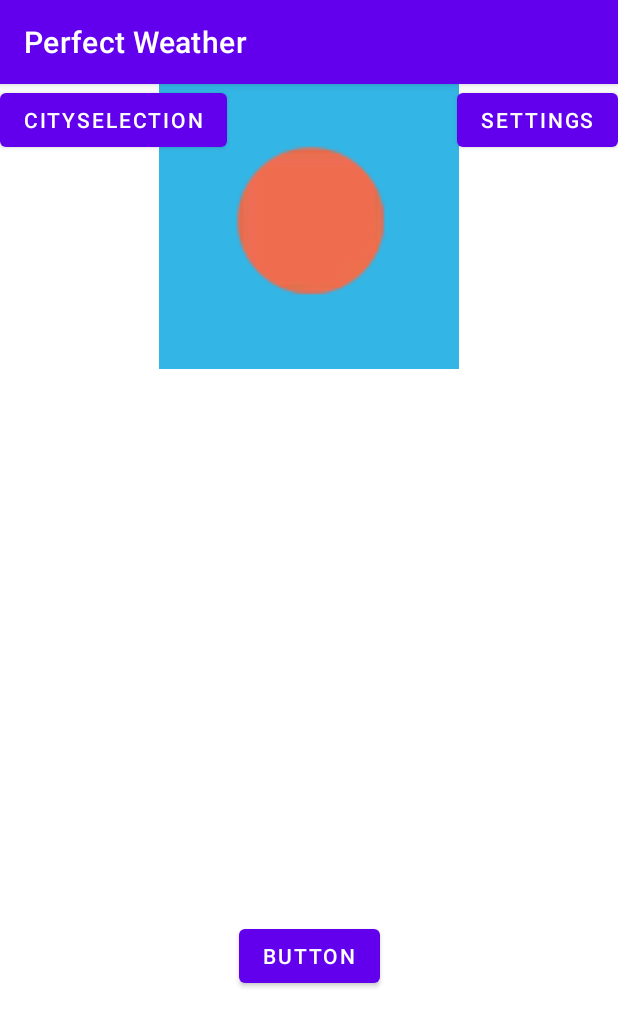
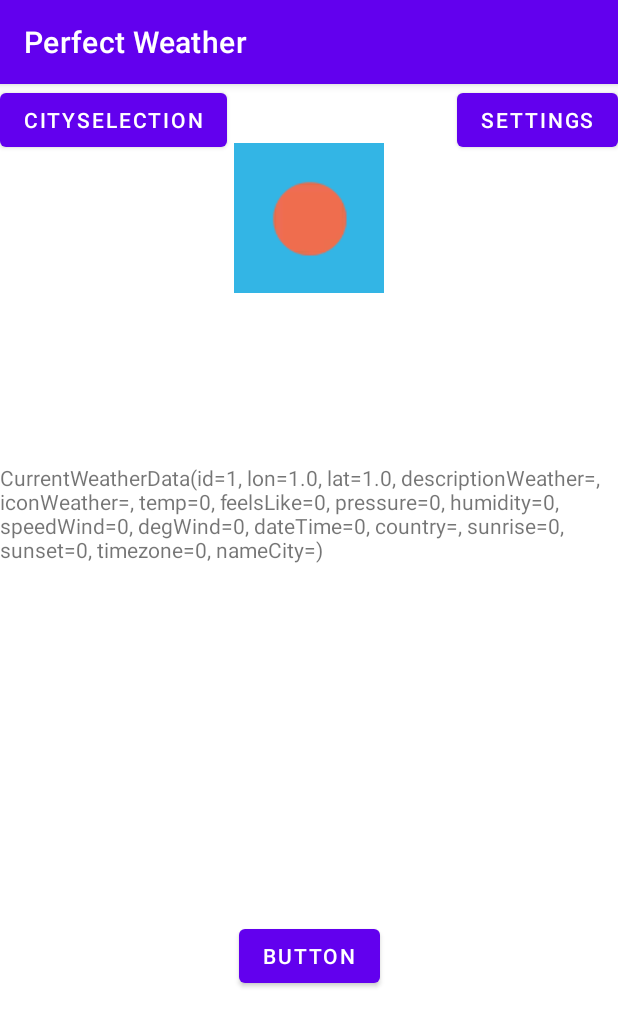
Before and after one commit to AlexSlivka/PerfectWeather, an Android app: the screen it shows after launch (MainActivity), on a phone screen of 412 x 824 dp. Shown: the top 1027 px of the screen. Run offline under Robolectric (Android 15) with nearby library versions, the phone set to English and light mode, and no system bars; our stand-ins replace data binding; pictures from the network do not load; 1 statement that could not run was skipped.

Commit message:
Добавлена Domain слой и модель данных.

```diff
--- a/app/build.gradle
+++ b/app/build.gradle
@@ -8,6 +8,7 @@ android {
     compileSdk 31
 
     buildFeatures {
+        viewBinding true
         dataBinding true
     }
 
--- /dev/null
+++ b/app/src/main/java/com/example/perfectweather/domain/CurrentWeatherData.kt
@@ -0,0 +1,79 @@
+package com.example.perfectweather.domain
+
+data class CurrentWeatherData(
+    val id: Long,
+    val lon: Float,
+    val lat: Float,
+    val descriptionWeather: String,
+    val iconWeather: String,
+    val temp: Int,
+    val feelsLike: Int,
+    val pressure: Int,
+    val humidity: Int,
+    val speedWind: Int,
+    val degWind: Int,
+    val dateTime: Long,
+    val country: String,
+    val sunrise: Long,
+    val sunset: Long,
+    val timezone: Int,
+    val nameCity: String
+)
+
+/*data class WeatherNowProperty
+    (
+    @Json(name = "coord") val coordinates: CoordRestModel,
+    @Json(name = "weather") val weatherNow: List<WeatherRestModel>,
+    @Json(name = "base") val base: String,
+    @Json(name = "main") val main: MainRestModel,
+    @Json(name = "visibility") val visibility: Int,
+    @Json(name = "wind") val wind: WindRestModel,
+    @Json(name = "clouds") val clouds: CloudsRestModel,
+    @Json(name = "dt") val dateTime: Long,
+    @Json(name = "sys") val sys: SysRestModel,
+    @Json(name = "id") val id: Long,
+    @Json(name = "timezone") val timezone: Int,
+    @Json(name = "name") val nameCity: String,
+    @Json(name = "cod") val cod: Int
+)
+*
+data class CoordRestModel(
+    @Json(name = "lon") val lon: Float,
+    @Json(name = "lat") val lat: Float
+)
+
+ data class WeatherRestModel(
+    @Json(name = "id") val id: Int,
+    @Json(name = "main") val main: String,
+    @Json(name = "description") val description: String,
+    @Json(name = "icon") val icon: String
+)
+
+data class MainRestModel(
+    @Json(name = "temp") val temp: Float,
+    @Json(name = "feels_like") val feelsLike: Float,
+    @Json(name = "temp_min") val tempMin: Float,
+    @Json(name = "temp_max") val tempMax: Float,
+    @Json(name = "pressure") val pressure: Int,
+    @Json(name = "humidity") val humidity: Int
+)
+
+data class WindRestModel(
+    @Json(name = "speed") val speed: Float,
+    @Json(name = "deg") val deg: Int
+)
+
+data class CloudsRestModel(
+    @Json(name = "all") val all: Int  //Облачность
+)
+
+data class SysRestModel(
+    @Json(name = "type") val type: Int,
+    @Json(name = "id") val id: Int,
+   // @Json(name = "message") val message: Double,
+    @Json(name = "country") val country: String,
+    @Json(name = "sunrise") val sunrise: Long,
+    @Json(name = "sunset") val sunset: Long
+)
+
+* */
--- a/app/src/main/java/com/example/perfectweather/network/entities/WeatherRestModel.kt
+++ b/app/src/main/java/com/example/perfectweather/network/entities/WeatherRestModel.kt
@@ -9,6 +9,7 @@ data class WeatherRestModel(
     @Json(name = "icon") val icon: String
 )
 
+
 /*
 "weather": [
     {
--- a/app/src/main/java/com/example/perfectweather/ui/MainFragment.kt
+++ b/app/src/main/java/com/example/perfectweather/ui/MainFragment.kt
@@ -6,16 +6,12 @@ import androidx.fragment.app.Fragment
 import android.view.LayoutInflater
 import android.view.View
 import android.view.ViewGroup
-import androidx.core.net.toUri
-import androidx.databinding.DataBinderMapperImpl
-import androidx.databinding.DataBindingUtil
 import androidx.lifecycle.Observer
 import androidx.navigation.findNavController
 import com.bumptech.glide.Glide
 import com.example.perfectweather.R
 import com.example.perfectweather.Util
 import com.example.perfectweather.databinding.MainFragmentBinding
-
 
 class MainFragment : Fragment() {
 
@@ -24,17 +20,15 @@ class MainFragment : Fragment() {
     }
 
     private lateinit var viewModel: MainViewModel
-    private lateinit var binding: MainFragmentBinding
+    private var _binding: MainFragmentBinding? = null
+    private val binding get() = _binding!!
 
     override fun onCreateView(
         inflater: LayoutInflater, container: ViewGroup?,
         savedInstanceState: Bundle?
     ): View? {
 
-       binding = DataBindingUtil.inflate(
-            inflater, R.layout.main_fragment, container, false
-        )
-
+        _binding = MainFragmentBinding.inflate(inflater, container, false)
 
         viewModel = ViewModelProvider(this).get(MainViewModel::class.java)
 
@@ -45,7 +39,7 @@ class MainFragment : Fragment() {
 
         viewModel.imageWeb.observe(viewLifecycleOwner, Observer { newImg ->
 
-            binding.textViewImg.text = newImg
+           binding.textViewImg.text = newImg
 
             //val imgUri = "http://openweathermap.org/img/wn/10d@2x.png".toUri()
 
@@ -53,11 +47,19 @@ class MainFragment : Fragment() {
                 .load(Util.convertIconToRDrawable(newImg))
                 .into(binding.imageViewMain)
 
-          // val  resim = "R.drawable.icon_" + "01d"
+            // val  resim = "R.drawable.icon_" + "01d"
 
-           // binding.imageViewMain.setImageResource(R.drawable.icon_ + 01d)
+            // binding.imageViewMain.setImageResource(R.drawable.icon_ + 01d)
 
         })
+
+        viewModel.currentWeather.observe(viewLifecycleOwner, Observer { newCur ->
+
+            binding.textView4.text = newCur.toString()
+
+
+        })
+
 
         binding.button.setOnClickListener { view: View ->
             view.findNavController().navigate(R.id.action_mainFragment_to_citySelectionFragment)
@@ -74,7 +76,7 @@ class MainFragment : Fragment() {
 
     override fun onActivityCreated(savedInstanceState: Bundle?) {
         super.onActivityCreated(savedInstanceState)
-    //    viewModel = ViewModelProvider(this).get(MainViewModel::class.java)
+        //    viewModel = ViewModelProvider(this).get(MainViewModel::class.java)
         // TODO: Use the ViewModel
     }
 
@@ -82,6 +84,9 @@ class MainFragment : Fragment() {
         viewModel.onCorrect()
     }
 
-
+    override fun onDestroyView() {
+        super.onDestroyView()
+        _binding = null
+    }
 
 }
--- a/app/src/main/java/com/example/perfectweather/ui/MainViewModel.kt
+++ b/app/src/main/java/com/example/perfectweather/ui/MainViewModel.kt
@@ -5,19 +5,27 @@ import androidx.lifecycle.LiveData
 import androidx.lifecycle.MutableLiveData
 import androidx.lifecycle.ViewModel
 import androidx.lifecycle.viewModelScope
+import com.example.perfectweather.domain.CurrentWeatherData
 import com.example.perfectweather.network.WeatherNowApi
+import com.example.perfectweather.network.entities.asDomainModel
 import kotlinx.coroutines.launch
 
 //DateUtils.formatElapsedTime
 
-private const val IMG_BASE_URL : String = "http://openweathermap.org/img/wn/"
-private const val IMG_BASE_URL_FINISH : String = "@2x.png"
+private const val IMG_BASE_URL: String = "http://openweathermap.org/img/wn/"
+private const val IMG_BASE_URL_FINISH: String = "@2x.png"
 
 class MainViewModel : ViewModel() {
 
-  /*  val currentTimeString = Transformations.map(currentTime) { time ->
-        DateUtils.formatElapsedTime(time)
-    }*/
+    /*  val currentTimeString = Transformations.map(currentTime) { time ->
+          DateUtils.formatElapsedTime(time)
+      }*/
+
+    // The current _currentWeather
+    private var _currentWeather = MutableLiveData<CurrentWeatherData>()
+
+    val currentWeather: LiveData<CurrentWeatherData>
+        get() = _currentWeather
 
     // The current _word
     private val _word = MutableLiveData<String>()
@@ -37,6 +45,26 @@ class MainViewModel : ViewModel() {
     init {
         _word.value = ""
         _imageWeb.value = ""
+        _currentWeather.value = CurrentWeatherData(
+            id = 1L,
+            lon = 1f,
+            lat = 1f,
+            descriptionWeather = "",
+            iconWeather = "",
+            temp = 0,
+            feelsLike = 0,
+            pressure = 0,
+            humidity = 0,
+            speedWind = 0,
+            degWind = 0,
+            dateTime = 0,
+            country = "",
+            sunrise = 0,
+            sunset = 0,
+            timezone = 0,
+            nameCity = ""
+        )
+
         Log.i("MainViewModel", "MainViewModel created!")
         resetList()
         onCorrect()
@@ -61,6 +89,7 @@ class MainViewModel : ViewModel() {
                 val listResult = WeatherNowApi.retrofitService.getProperties()
                 _word.value = "Success: $listResult Weather properties retrieved"
                 _imageWeb.value = listResult.weatherNow[0].icon
+                _currentWeather.value = listResult.asDomainModel()
             } catch (e: Exception) {
                 _word.value = "Failure: ${e.message}"
             }
--- a/app/src/main/res/layout/main_fragment.xml
+++ b/app/src/main/res/layout/main_fragment.xml
@@ -9,6 +9,16 @@
         android:id="@+id/constraintLayout"
         android:layout_width="match_parent"
         android:layout_height="match_parent">
+
+        <TextView
+            android:id="@+id/textView4"
+            android:layout_width="wrap_content"
+            android:layout_height="wrap_content"
+            android:text="TextView"
+            app:layout_constraintBottom_toTopOf="@+id/textView"
+            app:layout_constraintEnd_toEndOf="parent"
+            app:layout_constraintStart_toStartOf="parent"
+            app:layout_constraintTop_toBottomOf="@+id/textView_img" />
 
         <TextView
             android:id="@+id/textView"
@@ -58,8 +68,8 @@
 
         <ImageView
             android:id="@+id/imageView_main"
-            android:layout_width="wrap_content"
-            android:layout_height="200dp"
+            android:layout_width="100dp"
+            android:layout_height="100dp"
             android:src="@drawable/ic_launcher_background"
             android:background="@android:color/holo_blue_light"
             app:layout_constraintBottom_toTopOf="@+id/textView_img"
```
Also changed, not shown: app/src/main/java/com/example/perfectweather/network/entities/WeatherNowProperty.kt (+70 -0 lines), app/src/main/res/drawable-v24/ic_broken_image.xml (added, +27 -0 lines), app/src/main/res/drawable-v24/loading_animation.xml (added, +23 -0 lines), app/src/main/res/drawable-v24/loading_img.xml (added, +39 -0 lines).
